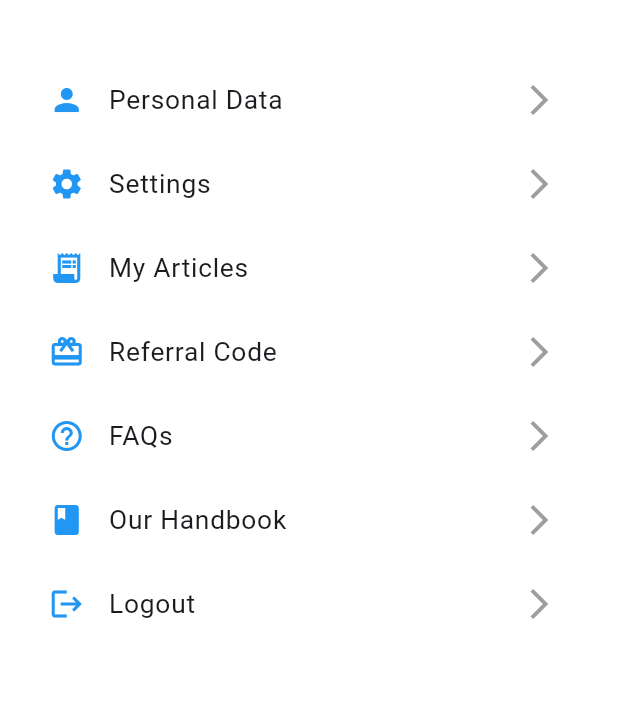
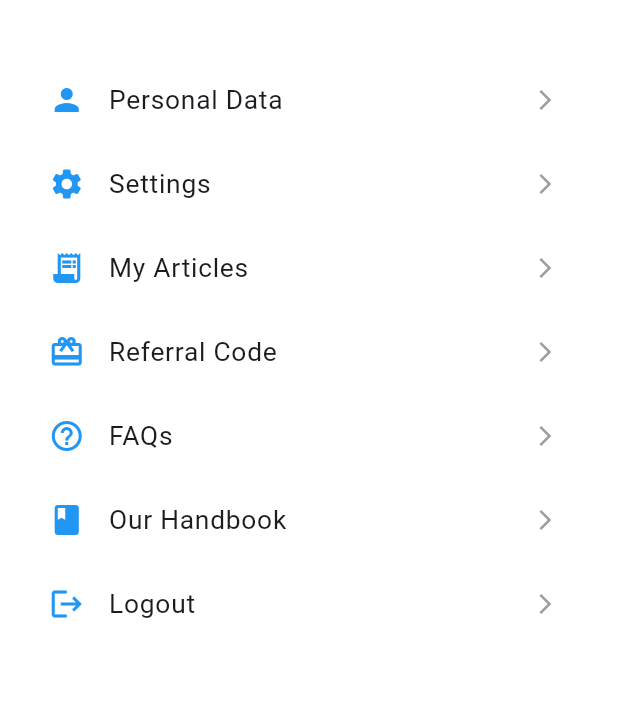
Before and after one commit to normdevstorm/health_management_fe, a Flutter app: the SettingsScreen screen opened directly, on a phone screen of 412 x 824 dp. Shown: the part 147-855 px from the top of the screen. Run offline on Flutter 3.47's test engine with Material 3 defaults, Android fonts, the phone set to English and light mode, and no system bars; our stand-ins replace audioplayers, bloc, cached_network_image, camera, cloud_firestore, dio and 31 more; missing offline and left inert: agora_rtc_engine, agora_uikit, audio_waveforms, cached_video_player, chucker_flutter, easy_localization_loader and 6 more; accounts and stored records are empty; generated files the repository leaves out were written again; network calls fail; statements that could not run were skipped.

Commit message:
radius background blue in home and fix icon in setting screen

```diff
--- a/lib/presentation/settings/ui/screen/settings_screen.dart
+++ b/lib/presentation/settings/ui/screen/settings_screen.dart
@@ -125,9 +125,16 @@ class _SettingsScreenState extends State<SettingsScreen> {
   Widget buildMenuItem(BuildContext context, String title, IconData icon,
       VoidCallback onClicked) {
     return ListTile(
-      leading: Icon(icon, color: Colors.blue),
+      leading: Icon(
+        icon,
+        color: Colors.blue,
+      ),
       title: Text(title, style: TextStyle(fontSize: 16.sp)),
-      trailing: const Icon(Icons.arrow_forward_ios, color: Colors.grey),
+      trailing: const Icon(
+        Icons.arrow_forward_ios,
+        color: Colors.grey,
+        size: 16,
+      ),
       onTap: onClicked,
     );
   }
```
Also changed, not shown: lib/presentation/home/ui/article_home_screen.dart (+6 -2 lines).
